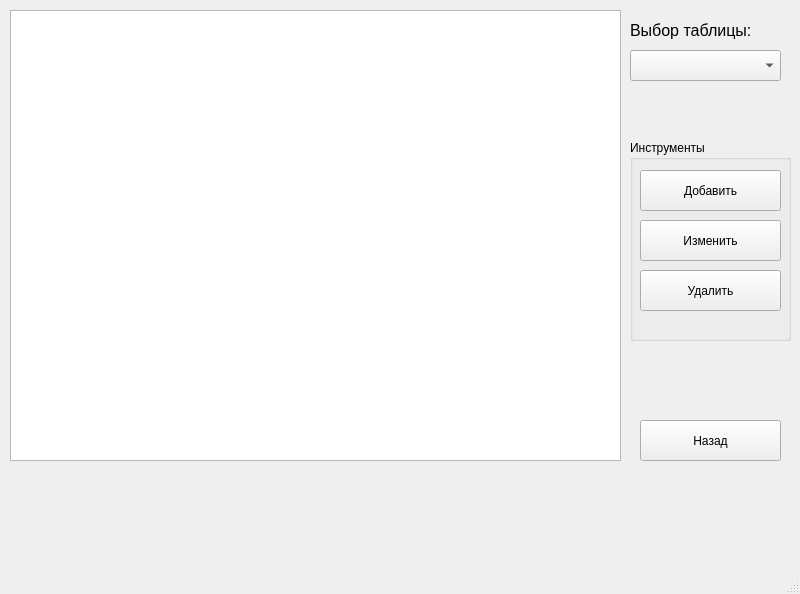
Old version of the form app/forms/ui/DataManagingUi.ui in the repository wave-or-corpuscula/LaborProtectionMonitoring.
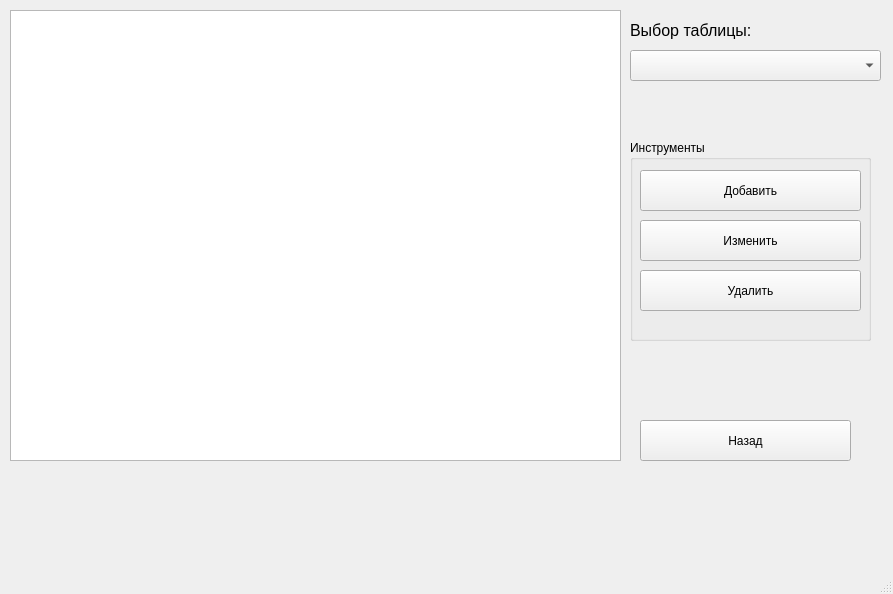
New version of the form.

Diff of the .ui file:
```diff
--- a/app/forms/ui/DataManagingUi.ui
+++ b/app/forms/ui/DataManagingUi.ui
@@ -6,7 +6,7 @@
    <rect>
     <x>0</x>
     <y>0</y>
-    <width>800</width>
+    <width>893</width>
     <height>594</height>
    </rect>
   </property>
@@ -35,7 +35,7 @@
      <rect>
       <x>630</x>
       <y>140</y>
-      <width>161</width>
+      <width>241</width>
       <height>201</height>
      </rect>
     </property>
@@ -47,7 +47,7 @@
       <rect>
        <x>10</x>
        <y>30</y>
-       <width>141</width>
+       <width>221</width>
        <height>41</height>
       </rect>
      </property>
@@ -60,7 +60,7 @@
       <rect>
        <x>10</x>
        <y>80</y>
-       <width>141</width>
+       <width>221</width>
        <height>41</height>
       </rect>
      </property>
@@ -73,7 +73,7 @@
       <rect>
        <x>10</x>
        <y>130</y>
-       <width>141</width>
+       <width>221</width>
        <height>41</height>
       </rect>
      </property>
@@ -87,7 +87,7 @@
      <rect>
       <x>640</x>
       <y>420</y>
-      <width>141</width>
+      <width>211</width>
       <height>41</height>
      </rect>
     </property>
@@ -111,7 +111,7 @@
      <rect>
       <x>630</x>
       <y>20</y>
-      <width>151</width>
+      <width>241</width>
       <height>21</height>
      </rect>
     </property>
@@ -129,7 +129,7 @@
      <rect>
       <x>630</x>
       <y>50</y>
-      <width>151</width>
+      <width>251</width>
       <height>31</height>
      </rect>
     </property>
```
Left out of the diff: 2 changed lines with no effect on the pictures.
